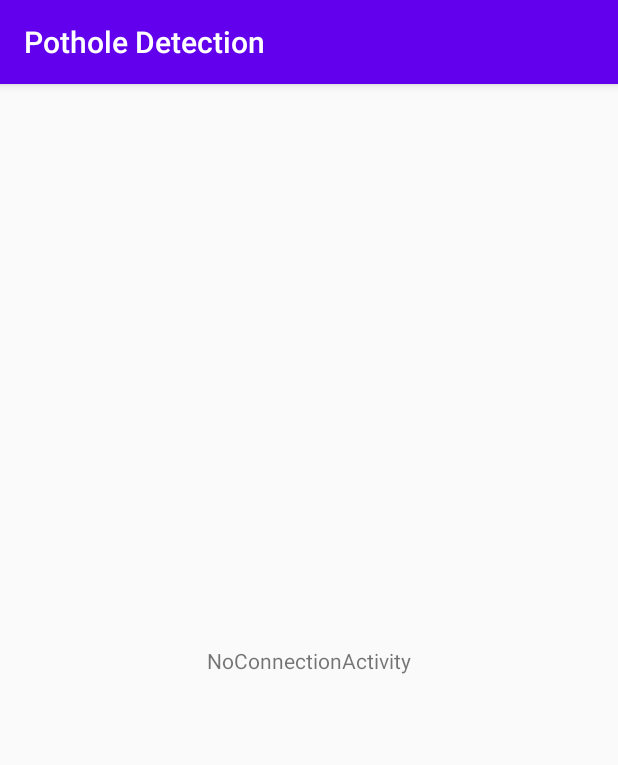
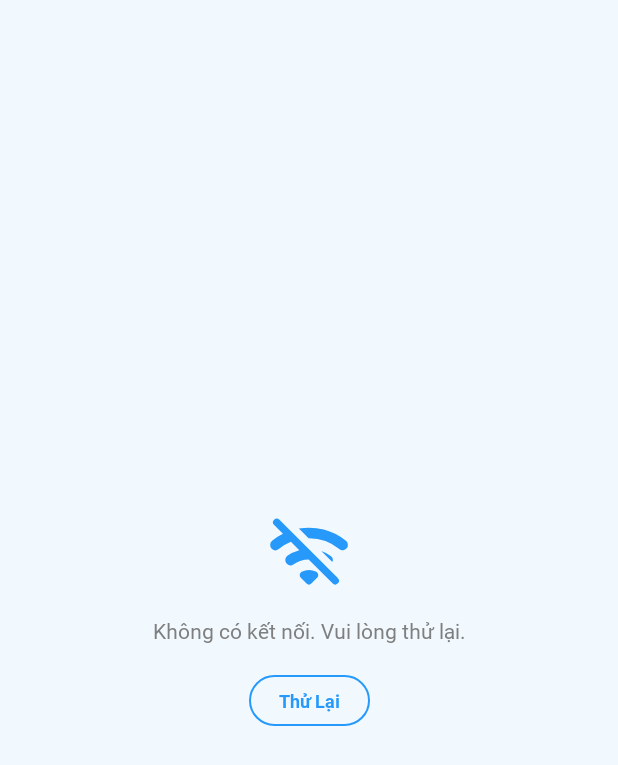
Before and after one commit to albertkhang/PotholeDetection, an Android app: the NoConnectionActivity screen opened directly, with no data from a screen before it, on a phone screen of 412 x 824 dp. Shown: the top 765 px of the screen. Run offline under Robolectric (Android 15) with nearby library versions, the phone set to English and light mode, and no system bars.

Commit message:
handle NoConnectionActivity logic, add fonts, add theme style

```diff
--- a/app/src/main/AndroidManifest.xml
+++ b/app/src/main/AndroidManifest.xml
@@ -22,7 +22,7 @@
 
         <activity
             android:name=".activity.NoConnectionActivity"
-            android:theme="@style/AppTheme" />
+            android:theme="@style/TransparentStatusBarTheme" />
         <activity
             android:name=".activity.RequestPermissionActivity"
             android:theme="@style/AppTheme" />
--- a/app/src/main/java/com/albertkhang/potholedetection/activity/NoConnectionActivity.kt
+++ b/app/src/main/java/com/albertkhang/potholedetection/activity/NoConnectionActivity.kt
@@ -1,12 +1,35 @@
 package com.albertkhang.potholedetection.activity
 
+import android.content.Intent
 import androidx.appcompat.app.AppCompatActivity
 import android.os.Bundle
+import android.widget.Toast
 import com.albertkhang.potholedetection.R
+import com.albertkhang.potholedetection.util.NetworkUtil
+import kotlinx.android.synthetic.main.activity_no_connection.*
 
 class NoConnectionActivity : AppCompatActivity() {
     override fun onCreate(savedInstanceState: Bundle?) {
         super.onCreate(savedInstanceState)
         setContentView(R.layout.activity_no_connection)
+
+        addControl()
+        addEvent()
+    }
+
+    private fun addControl() {
+
+    }
+
+    private fun addEvent() {
+        btnTryAgain.setOnClickListener {
+            if (NetworkUtil.isNetworkAvailable(baseContext)) {
+                val intent = Intent(baseContext, RequestPermissionActivity::class.java)
+                startActivity(intent)
+                finish()
+            } else {
+                Toast.makeText(baseContext, "Hãy kiểm tra lại mạng.", Toast.LENGTH_SHORT).show()
+            }
+        }
     }
 }
--- a/app/src/main/java/com/albertkhang/potholedetection/activity/RequestPermissionActivity.kt
+++ b/app/src/main/java/com/albertkhang/potholedetection/activity/RequestPermissionActivity.kt
@@ -8,5 +8,7 @@ class RequestPermissionActivity : AppCompatActivity() {
     override fun onCreate(savedInstanceState: Bundle?) {
         super.onCreate(savedInstanceState)
         setContentView(R.layout.activity_request_permission)
+        // TODO: get settings from Firebase
+        // TODO: handle request permission
     }
 }
--- a/app/src/main/java/com/albertkhang/potholedetection/activity/SplashActivity.kt
+++ b/app/src/main/java/com/albertkhang/potholedetection/activity/SplashActivity.kt
@@ -25,10 +25,8 @@ class SplashActivity : AppCompatActivity() {
         Handler(Looper.getMainLooper()).postDelayed({
             val intent: Intent
             if (NetworkUtil.isNetworkAvailable(baseContext)) {
-                Toast.makeText(baseContext, "onNetworkOn", Toast.LENGTH_SHORT).show()
                 intent = Intent(baseContext, RequestPermissionActivity::class.java)
             } else {
-                Toast.makeText(baseContext, "onNetworkOff", Toast.LENGTH_SHORT).show()
                 intent = Intent(baseContext, NoConnectionActivity::class.java)
             }
             startActivity(intent)
--- /dev/null
+++ b/app/src/main/res/drawable/btn_stroke_style.xml
@@ -0,0 +1,12 @@
+<?xml version="1.0" encoding="utf-8"?>
+<shape xmlns:android="http://schemas.android.com/apk/res/android">
+    <corners android:radius="99999dp" />
+    <stroke
+        android:width="1dp"
+        android:color="@color/colorMain" />
+    <padding
+        android:bottom="9dp"
+        android:left="20dp"
+        android:right="20dp"
+        android:top="9dp" />
+</shape>
--- /dev/null
+++ b/app/src/main/res/drawable/ic_no_connection.xml
@@ -0,0 +1,9 @@
+<vector xmlns:android="http://schemas.android.com/apk/res/android"
+    android:width="60dp"
+    android:height="60dp"
+    android:viewportWidth="60"
+    android:viewportHeight="60">
+  <path
+      android:pathData="M50.15,25.351A3.536,3.536 0,1 0,54.625 19.872a38.815,38.815 0,0 0,-31.375 -8.15l6.475,6.475a31.688,31.688 0,0 1,20.425 7.15ZM44.475,29.926a23.209,23.209 0,0 0,-6.3 -3.25l7.375,7.375A3.418,3.418 0,0 0,44.475 29.926ZM34.875,40.572a10.7,10.7 0,0 0,-9.775 0,2.509 2.509,0 0,0 -0.575,3.975l3.675,3.675a2.49,2.49 0,0 0,3.525 0l3.675,-3.675A2.462,2.462 0,0 0,34.875 40.572ZM49.2,44.747 L10.3,5.847A2.493,2.493 0,1 0,6.775 9.372l5.85,5.875A37.652,37.652 0,0 0,5.4 19.872a3.549,3.549 0,0 0,-0.25 5.25,3.465 3.465,0 0,0 4.675,0.25 31.711,31.711 0,0 1,8.125 -4.825l5.575,5.575a24.078,24.078 0,0 0,-7.975 3.775A3.485,3.485 0,0 0,15.225 35.172l0.025,0.025a3.528,3.528 0,0 0,4.575 0.325,17.838 17.838,0 0,1 9.925,-3.225L45.675,48.226a2.49,2.49 0,0 0,3.525 0A2.43,2.43 0,0 0,49.2 44.751Z"
+      android:fillColor="#2699fb"/>
+</vector>
--- a/app/src/main/res/layout/activity_no_connection.xml
+++ b/app/src/main/res/layout/activity_no_connection.xml
@@ -4,16 +4,54 @@
     xmlns:tools="http://schemas.android.com/tools"
     android:layout_width="match_parent"
     android:layout_height="match_parent"
+    android:background="@color/colorBlueBackground"
+    android:fitsSystemWindows="true"
     tools:context=".activity.NoConnectionActivity">
 
-    <TextView
+    <LinearLayout
         android:layout_width="wrap_content"
         android:layout_height="wrap_content"
-        android:text="NoConnectionActivity"
+        android:orientation="vertical"
 
-        app:layout_constraintTop_toTopOf="parent"
         app:layout_constraintBottom_toBottomOf="parent"
         app:layout_constraintLeft_toLeftOf="parent"
-        app:layout_constraintRight_toRightOf="parent"/>
+        app:layout_constraintRight_toRightOf="parent"
+        app:layout_constraintTop_toTopOf="parent">
+
+        <ImageView
+            android:layout_width="60dp"
+            android:layout_height="60dp"
+            android:layout_gravity="center_horizontal"
+            android:src="@drawable/ic_no_connection" />
+
+        <TextView
+            style="@style/BodyTextStyles"
+            android:layout_width="wrap_content"
+            android:layout_height="wrap_content"
+            android:layout_gravity="center_horizontal"
+            android:layout_marginTop="10dp"
+            android:fontFamily="@font/roboto_regular"
+
+            android:text="Không có kết nối. Vui lòng thử lại."
+            app:layout_constraintBottom_toBottomOf="parent"
+            app:layout_constraintLeft_toLeftOf="parent"
+            app:layout_constraintRight_toRightOf="parent"
+            app:layout_constraintTop_toTopOf="parent" />
+
+        <Button
+            android:id="@+id/btnTryAgain"
+            android:layout_width="wrap_content"
+            android:layout_height="wrap_content"
+            android:layout_gravity="center_horizontal"
+            android:layout_marginTop="20dp"
+            android:background="@drawable/btn_stroke_style"
+            android:fontFamily="@font/roboto_bold"
+            android:minWidth="0dp"
+            android:minHeight="0dp"
+            android:text="Thử Lại"
+            android:textAllCaps="false"
+            android:textColor="@color/colorMain"
+            android:textSize="12sp" />
+    </LinearLayout>
 
 </androidx.constraintlayout.widget.ConstraintLayout>
--- a/app/src/main/res/layout/activity_splash.xml
+++ b/app/src/main/res/layout/activity_splash.xml
@@ -4,7 +4,7 @@
     xmlns:tools="http://schemas.android.com/tools"
     android:layout_width="match_parent"
     android:layout_height="match_parent"
-    android:background="#F1F9FF"
+    android:background="@color/colorBlueBackground"
     tools:context=".activity.SplashActivity">
 
     <ImageView
@@ -35,7 +35,7 @@
             android:layout_height="wrap_content"
             android:layout_gravity="center_horizontal"
             android:layout_marginTop="20dp"
-            android:fontFamily="sans-serif-black"
+            android:fontFamily="@font/segui_black"
             android:gravity="center_horizontal"
 
             android:text="POTHOLE\nDETECTION"
--- a/app/src/main/res/values/colors.xml
+++ b/app/src/main/res/values/colors.xml
@@ -5,4 +5,5 @@
     <color name="colorAccent">#03DAC5</color>
 
     <color name="colorMain">#2699FB</color>
+    <color name="colorBlueBackground">#F1F9FF</color>
 </resources>
--- a/app/src/main/res/values/styles.xml
+++ b/app/src/main/res/values/styles.xml
@@ -14,4 +14,15 @@
         <item name="windowActionBar">false</item>
         <item name="android:windowFullscreen">true</item>
     </style>
+
+    <style name="TransparentStatusBarTheme" parent="Theme.AppCompat.Light.NoActionBar">
+        <item name="android:windowTranslucentStatus">true</item>
+<!--     add android:fitsSystemWindows="true" in xml be used-->
+    </style>
+
+    <style name="BodyTextStyles">
+        <item name="android:fontFamily">@font/roboto_regular</item>
+        <item name="android:textSize">14sp</item>
+        <item name="android:textColor">#7F7F7F</item>
+    </style>
 </resources>
```
Also changed, not shown: app/src/main/res/font/roboto_bold.ttf (added), app/src/main/res/font/roboto_regular.ttf (added), app/src/main/res/font/segui_black.ttf (added).
